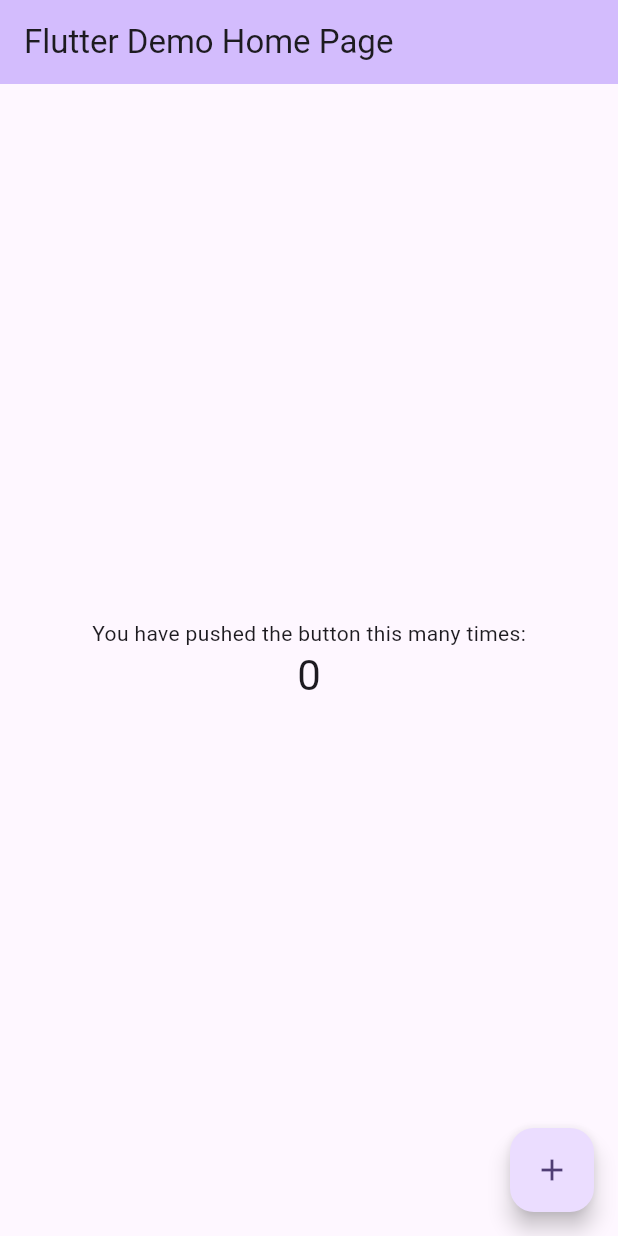
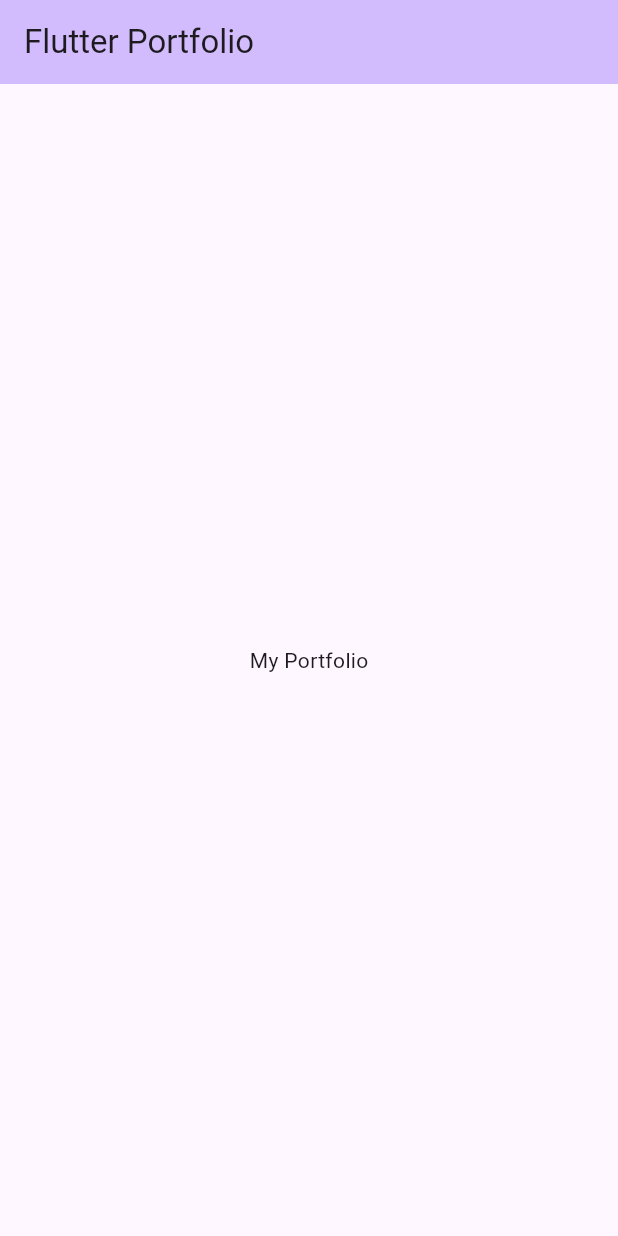
Before and after one commit to prnvmrli/portfolio, a Flutter app: the screen it shows after launch, on a phone screen of 412 x 824 dp. Run offline on Flutter 3.47's test engine with Material 3 defaults, Android fonts, the phone set to English and light mode, and no system bars.

Commit message:
code cleanup

```diff
--- a/lib/main.dart
+++ b/lib/main.dart
@@ -7,45 +7,20 @@ void main() {
 class MyApp extends StatelessWidget {
   const MyApp({super.key});
 
-  // This widget is the root of your application.
   @override
   Widget build(BuildContext context) {
     return MaterialApp(
-      title: 'Flutter Demo',
+      title: 'Portfolio',
       theme: ThemeData(
-        // This is the theme of your application.
-        //
-        // TRY THIS: Try running your application with "flutter run". You'll see
-        // the application has a purple toolbar. Then, without quitting the app,
-        // try changing the seedColor in the colorScheme below to Colors.green
-        // and then invoke "hot reload" (save your changes or press the "hot
-        // reload" button in a Flutter-supported IDE, or press "r" if you used
-        // the command line to start the app).
-        //
-        // Notice that the counter didn't reset back to zero; the application
-        // state is not lost during the reload. To reset the state, use hot
-        // restart instead.
-        //
-        // This works for code too, not just values: Most code changes can be
-        // tested with just a hot reload.
         colorScheme: ColorScheme.fromSeed(seedColor: Colors.deepPurple),
       ),
-      home: const MyHomePage(title: 'Flutter Demo Home Page'),
+      home: const MyHomePage(title: 'Flutter Portfolio'),
     );
   }
 }
 
 class MyHomePage extends StatefulWidget {
   const MyHomePage({super.key, required this.title});
-
-  // This widget is the home page of your application. It is stateful, meaning
-  // that it has a State object (defined below) that contains fields that affect
-  // how it looks.
-
-  // This class is the configuration for the state. It holds the values (in this
-  // case the title) provided by the parent (in this case the App widget) and
-  // used by the build method of the State. Fields in a Widget subclass are
-  // always marked "final".
 
   final String title;
 
@@ -54,69 +29,22 @@ class MyHomePage extends StatefulWidget {
 }
 
 class _MyHomePageState extends State<MyHomePage> {
-  int _counter = 0;
-
-  void _incrementCounter() {
-    setState(() {
-      // This call to setState tells the Flutter framework that something has
-      // changed in this State, which causes it to rerun the build method below
-      // so that the display can reflect the updated values. If we changed
-      // _counter without calling setState(), then the build method would not be
-      // called again, and so nothing would appear to happen.
-      _counter++;
-    });
-  }
 
   @override
   Widget build(BuildContext context) {
-    // This method is rerun every time setState is called, for instance as done
-    // by the _incrementCounter method above.
-    //
-    // The Flutter framework has been optimized to make rerunning build methods
-    // fast, so that you can just rebuild anything that needs updating rather
-    // than having to individually change instances of widgets.
     return Scaffold(
       appBar: AppBar(
-        // TRY THIS: Try changing the color here to a specific color (to
-        // Colors.amber, perhaps?) and trigger a hot reload to see the AppBar
-        // change color while the other colors stay the same.
         backgroundColor: Theme.of(context).colorScheme.inversePrimary,
-        // Here we take the value from the MyHomePage object that was created by
-        // the App.build method, and use it to set our appbar title.
         title: Text(widget.title),
       ),
       body: Center(
-        // Center is a layout widget. It takes a single child and positions it
-        // in the middle of the parent.
         child: Column(
-          // Column is also a layout widget. It takes a list of children and
-          // arranges them vertically. By default, it sizes itself to fit its
-          // children horizontally, and tries to be as tall as its parent.
-          //
-          // Column has various properties to control how it sizes itself and
-          // how it positions its children. Here we use mainAxisAlignment to
-          // center the children vertically; the main axis here is the vertical
-          // axis because Columns are vertical (the cross axis would be
-          // horizontal).
-          //
-          // TRY THIS: Invoke "debug painting" (choose the "Toggle Debug Paint"
-          // action in the IDE, or press "p" in the console), to see the
-          // wireframe for each widget.
           mainAxisAlignment: MainAxisAlignment.center,
           children: <Widget>[
-            const Text('You have pushed the button this many times:'),
-            Text(
-              '$_counter',
-              style: Theme.of(context).textTheme.headlineMedium,
-            ),
+            const Text('My Portfolio'),
           ],
         ),
       ),
-      floatingActionButton: FloatingActionButton(
-        onPressed: _incrementCounter,
-        tooltip: 'Increment',
-        child: const Icon(Icons.add),
-      ), // This trailing comma makes auto-formatting nicer for build methods.
     );
   }
 }
```
